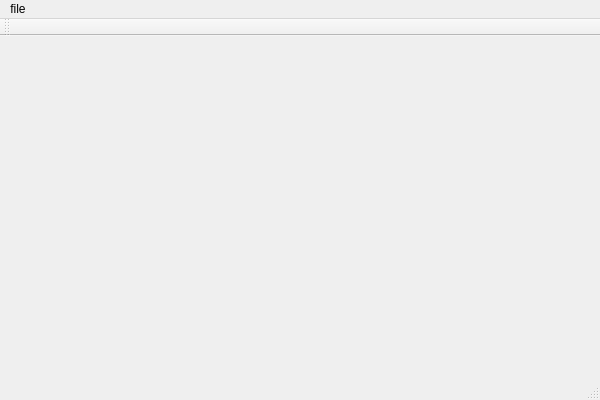
Above: icurve/resource/icurve.ui from Sunfe/icurve before the change. Below: the same form after it.
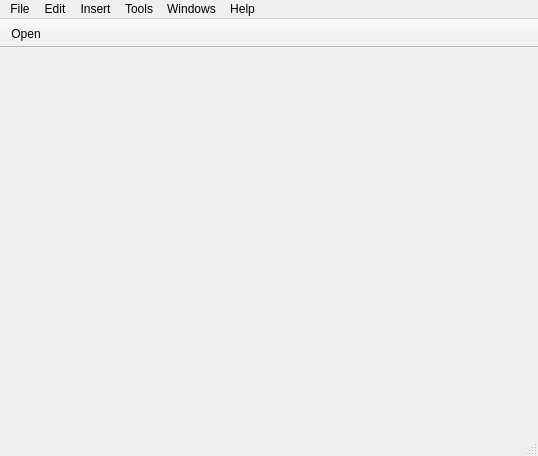
That is the form after the change. Icons and pictures are not drawn.

What changed in the file:
```diff
--- a/icurve/resource/icurve.ui
+++ b/icurve/resource/icurve.ui
@@ -6,44 +6,126 @@
    <rect>
     <x>0</x>
     <y>0</y>
-    <width>600</width>
-    <height>400</height>
+    <width>538</width>
+    <height>456</height>
    </rect>
   </property>
   <property name="windowTitle">
    <string>icurve</string>
   </property>
-  <widget class="QWidget" name="centralWidget"/>
+  <widget class="QWidget" name="centralWidget">
+   <widget class="QWidget" name="verticalLayoutWidget">
+    <property name="geometry">
+     <rect>
+      <x>10</x>
+      <y>0</y>
+      <width>521</width>
+      <height>381</height>
+     </rect>
+    </property>
+    <layout class="QVBoxLayout" name="verticalLayout"/>
+   </widget>
+  </widget>
   <widget class="QMenuBar" name="menuBar">
    <property name="geometry">
     <rect>
      <x>0</x>
      <y>0</y>
-     <width>600</width>
+     <width>538</width>
      <height>17</height>
     </rect>
    </property>
    <widget class="QMenu" name="menuFile">
     <property name="title">
-     <string>file</string>
+     <string>File</string>
     </property>
     <addaction name="actionOpen"/>
     <addaction name="actionSave"/>
+    <addaction name="actionClose"/>
+    <addaction name="separator"/>
+    <addaction name="actionExit"/>
+    <addaction name="actionExit_2"/>
+   </widget>
+   <widget class="QMenu" name="menuEdit">
+    <property name="title">
+     <string>Edit</string>
+    </property>
+    <addaction name="actionDo"/>
+    <addaction name="actionRedo"/>
+    <addaction name="separator"/>
+    <addaction name="actionCut"/>
+    <addaction name="actionCopy"/>
+    <addaction name="actionPaste"/>
+    <addaction name="separator"/>
+    <addaction name="actionClear"/>
+    <addaction name="actionSelect_all"/>
+    <addaction name="separator"/>
+    <addaction name="actionAxsi"/>
+   </widget>
+   <widget class="QMenu" name="menuHelp">
+    <property name="title">
+     <string>Insert</string>
+    </property>
+    <addaction name="actionX_lable"/>
+    <addaction name="actionY_lable"/>
+    <addaction name="separator"/>
+    <addaction name="actionTitle"/>
+    <addaction name="separator"/>
+    <addaction name="actionLegand"/>
+   </widget>
+   <widget class="QMenu" name="menuTools">
+    <property name="title">
+     <string>Tools</string>
+    </property>
+   </widget>
+   <widget class="QMenu" name="menuWindows">
+    <property name="title">
+     <string>Windows</string>
+    </property>
+   </widget>
+   <widget class="QMenu" name="menuHelp_2">
+    <property name="title">
+     <string>Help</string>
+    </property>
    </widget>
    <addaction name="menuFile"/>
+   <addaction name="menuEdit"/>
+   <addaction name="menuHelp"/>
+   <addaction name="menuTools"/>
+   <addaction name="menuWindows"/>
+   <addaction name="menuHelp_2"/>
   </widget>
   <widget class="QToolBar" name="mainToolBar">
+   <property name="movable">
+    <bool>false</bool>
+   </property>
+   <property name="allowedAreas">
+    <set>Qt::TopToolBarArea</set>
+   </property>
+   <property name="iconSize">
+    <size>
+     <width>24</width>
+     <height>24</height>
+    </size>
+   </property>
+   <property name="toolButtonStyle">
+    <enum>Qt::ToolButtonIconOnly</enum>
+   </property>
+   <property name="floatable">
+    <bool>false</bool>
+   </property>
    <attribute name="toolBarArea">
     <enum>TopToolBarArea</enum>
    </attribute>
    <attribute name="toolBarBreak">
-    <bool>false</bool>
+    <bool>true</bool>
    </attribute>
+   <addaction name="actionOpen"/>
   </widget>
   <widget class="QStatusBar" name="statusBar"/>
   <action name="actionOpen">
    <property name="text">
-    <string>open</string>
+    <string>Open</string>
    </property>
   </action>
   <action name="actionSave">
```
Left out of the diff: 82 changed lines with no effect on the pictures.
